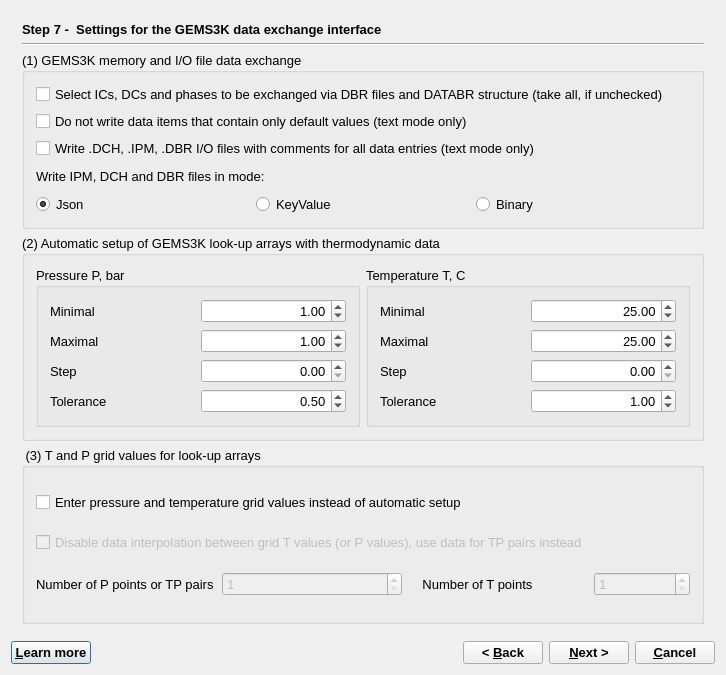
Before: the Qt Designer form GUI/Dialogs4/GEM2MTWizard4.ui in gemshub/GEMSGUI, drawn with Qt 5.
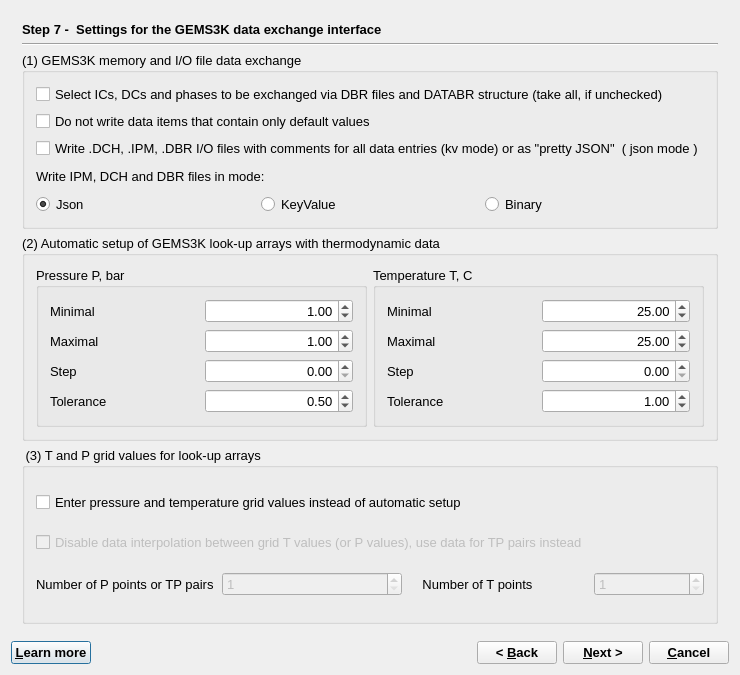
After: the same form once the commit is applied. The open tabs and pages were chosen to show the change.

Commit message: Changed json input/output format

The edit to the form file:
```diff
--- a/GUI/Dialogs4/GEM2MTWizard4.ui
+++ b/GUI/Dialogs4/GEM2MTWizard4.ui
@@ -1571,14 +1571,14 @@
           <item row="1" column="0" colspan="3">
            <widget class="QCheckBox" name="chAll">
             <property name="text">
-             <string>Do not write data items that contain only default values (text mode only)</string>
+             <string>Do not write data items that contain only default values </string>
             </property>
            </widget>
           </item>
           <item row="2" column="0" colspan="3">
            <widget class="QCheckBox" name="chComment">
             <property name="text">
-             <string>Write .DCH, .IPM, .DBR I/O files with comments for all data entries (text mode only)</string>
+             <string>Write .DCH, .IPM, .DBR I/O files with comments for all data entries (kv mode) or as &quot;pretty JSON&quot;  ( json mode )</string>
             </property>
             <property name="checked">
              <bool>false</bool>
```
Left out of the diff: 2 changed lines with no effect on the pictures. The commit also changes 6 other files.
